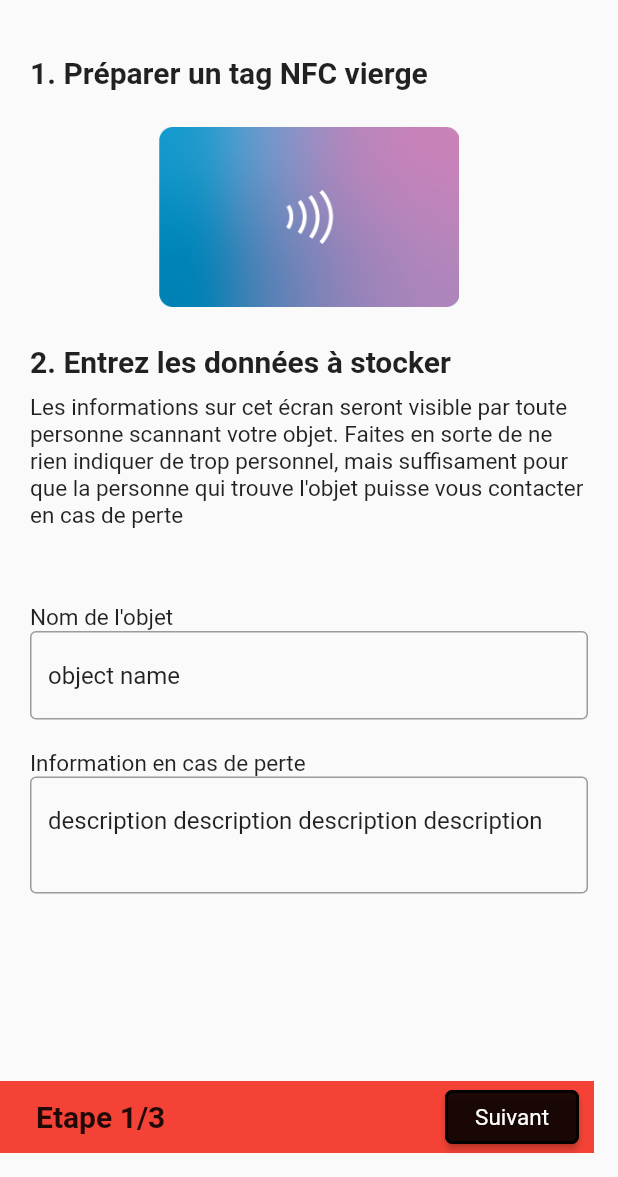
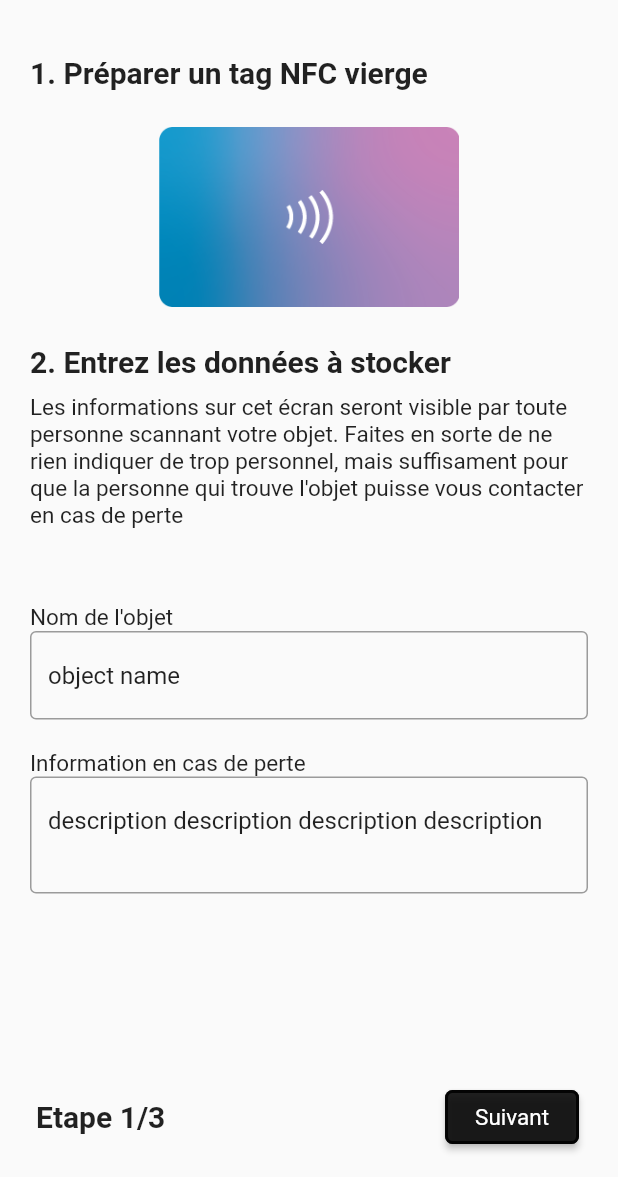
Before and after one commit to Just1bridou/flutter_nfc_app, a Flutter app: the AddObject screen opened directly, on a phone screen of 412 x 824 dp, the part 59-1236 px from its top. Run offline on Flutter 3.47's test engine with Material 2 defaults, Android fonts, the phone set to English and light mode, and no system bars; our stand-ins replace google_fonts, shared_preferences; missing offline and left inert: nfc_manager; accounts and stored records are empty.

Commit message:
fix: style

```diff
--- a/lib/components/components.dart
+++ b/lib/components/components.dart
@@ -205,7 +205,6 @@ class Footer extends StatelessWidget {
   @override
   Widget build(BuildContext context) {
     return Container(
-      decoration: BoxDecoration(color: Colors.red),
       child: Padding(
         padding: EdgeInsets.only(left: 40, right: 10),
         child: Row(
```
